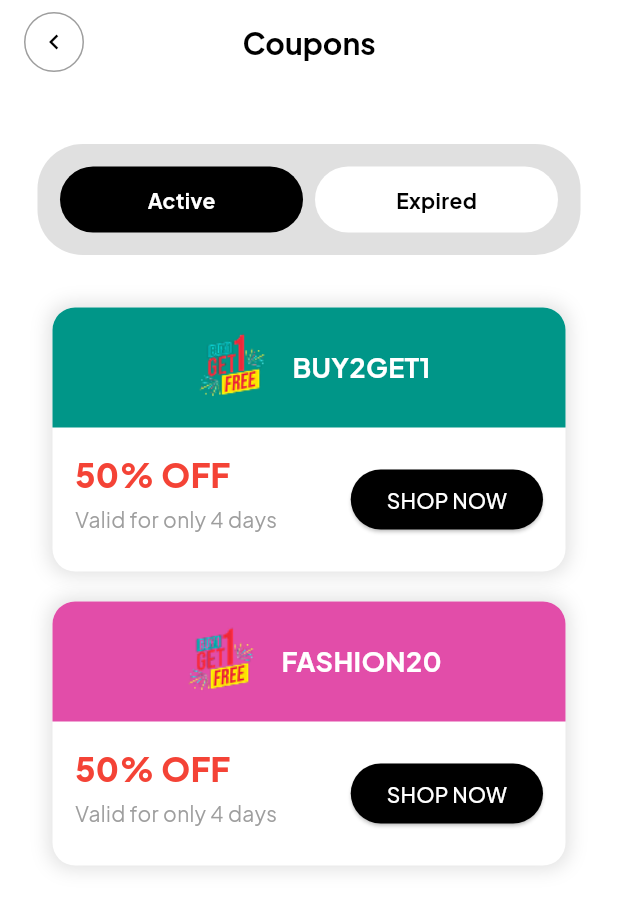
After one commit to hr1india/mishra_ji, a Flutter app: the Coupons screen opened directly, on a phone screen of 412 x 824 dp. The commit adds this screen. Shown: the top 910 px of the screen. Run offline on Flutter 3.47's test engine with Material 3 defaults, Android fonts, the phone set to English and light mode, and no system bars; our stand-ins replace image_picker.

Commit message:
active coupons

```diff
--- /dev/null
+++ b/lib/presentation/screens/coupons.dart
@@ -0,0 +1,104 @@
+import 'package:flutter/material.dart';
+import 'package:mishra_ji/presentation/widgets/profile-widgets/coupon_card.dart';
+import 'package:mishra_ji/presentation/widgets/profile-widgets/prev_btn.dart';
+
+class Coupons extends StatefulWidget {
+  @override
+  _CouponsState createState() => _CouponsState();
+}
+
+class _CouponsState extends State<Coupons> {
+  bool isActive = true;
+
+  @override
+  Widget build(BuildContext context) {
+    return Scaffold(
+      appBar: AppBar(
+        centerTitle: true,
+        backgroundColor: Colors.white,
+        elevation: 0,
+        automaticallyImplyLeading: false,
+        leading: Padding(
+          padding: EdgeInsets.only(left: 16),
+          child: PrevBtn(),
+        ),
+        title: Text(
+          "Coupons",
+          style: TextStyle(
+            fontSize: 20,
+            fontWeight: FontWeight.bold,
+            color: Colors.black,
+          ),
+        ),
+      ),
+      body: SingleChildScrollView(
+        child: Column(
+          children: [
+            SizedBox(height: 40),
+            Container(
+              decoration: BoxDecoration(
+                color: Colors.black12,
+                borderRadius: BorderRadius.circular(30),
+              ),
+              padding: EdgeInsets.all(15),
+              margin: EdgeInsets.symmetric(horizontal: 25),
+              child: Row(
+                children: [
+                  _buildToggleButton("Active", true),
+                  SizedBox(width: 8,),
+                  _buildToggleButton("Expired", false),
+                ],
+              ),
+            ),
+            Container(
+             margin: EdgeInsets.all(25),
+              child: Column(
+                children: [
+                  CouponCard(img: "assets/images/coupon.png",
+                  couponName: "BUY2GET1",
+                  discount: "50% OFF",
+                  validity: "Valid for only 4 days"
+                  ),
+
+                  CouponCard(img: "assets/images/coupon.png",
+                  couponName: "FASHION20",
+                  discount: "50% OFF",
+                  validity: "Valid for only 4 days",
+                  topColor: Color(0xFFE24DA9),
+                  ),
+                ],
+              ),
+            )
+          ],
+        ),
+      ),
+    );
+  }
+
+  Widget _buildToggleButton(String text, bool isSelected) {
+    return Expanded(
+      child: GestureDetector(
+        onTap: () {
+          setState(() {
+            isActive = isSelected;
+          });
+        },
+        child: Container(
+          alignment: Alignment.center,
+          padding: EdgeInsets.symmetric(vertical: 12),
+          decoration: BoxDecoration(
+            color: isActive == isSelected ? Colors.black : Colors.white,
+            borderRadius: BorderRadius.circular(30),
+          ),
+          child: Text(
+            text,
+            style: TextStyle(
+              color: isActive == isSelected ? Colors.white : Colors.black,
+              fontWeight: FontWeight.bold,
+            ),
+          ),
+        ),
+      ),
+    );
+  }
+}
--- a/lib/presentation/screens/profile.dart
+++ b/lib/presentation/screens/profile.dart
@@ -1,4 +1,5 @@
 import 'package:flutter/material.dart';
+import 'package:mishra_ji/presentation/screens/coupons.dart';
 import 'package:mishra_ji/presentation/screens/settings.dart';
 import 'package:mishra_ji/presentation/widgets/profile-widgets/headtext.dart';
 import 'package:mishra_ji/presentation/widgets/profile-widgets/options_btn.dart';
@@ -68,7 +69,12 @@ class Profile extends StatelessWidget{
               Divider(thickness: 1,),
               ProfileNavs(mainTitle: "Wallets & Payments", description: "Already 7 orders placed"),
               Divider(thickness: 1,),
-              ProfileNavs(mainTitle: "My Coupons", description: "2 active coupons"),
+
+              GestureDetector(
+                onTap: (){
+                  Navigator.push(context, MaterialPageRoute(builder: (context)=>Coupons()));
+                },
+                child: ProfileNavs(mainTitle: "My Coupons", description: "2 active coupons")),
               Divider(thickness: 1,),
               ProfileNavs(mainTitle: "My Reviews", description: "Reviews for 5 items"),
               Divider(thickness: 1,),
--- a/lib/presentation/screens/settings.dart
+++ b/lib/presentation/screens/settings.dart
@@ -138,7 +138,27 @@ class _SettingsState extends State<Settings> {
                   SettingsNavs(icon: Icon(Icons.pin_drop_outlined, color: Colors.grey), title: "My Location"),
                   SizedBox(height: 15),
                   SettingsNavs(icon: Icon(Icons.logout_outlined, color: Colors.red), title: "Logout"),
-                  SizedBox(height: 15),
+                  SizedBox(height: 35),
+
+                  SizedBox(
+                    height: 50,
+                    width: 150,
+                    child: Container(
+                      padding: EdgeInsets.all(10),
+                      decoration: BoxDecoration(
+                        color: Colors.white,
+                        borderRadius: BorderRadius.circular(10)
+                      ),
+                      child: Row(
+                        mainAxisAlignment: MainAxisAlignment.center,
+                        children: [
+                          Icon(Icons.question_mark_outlined, ),
+                          SizedBox(width: 8,),
+                          Text("Help Center")
+                        ],
+                      ),
+                    ),
+                  )
                 ],
               ),
             )
--- /dev/null
+++ b/lib/presentation/widgets/profile-widgets/coupon_card.dart
@@ -0,0 +1,115 @@
+import 'package:flutter/material.dart';
+
+class CouponCard extends StatelessWidget {
+  final String img;
+  final String couponName;
+  final String discount;
+  final String validity;
+  final Color topColor;
+
+  const CouponCard({
+    Key? key,
+    required this.img,
+    required this.couponName,
+    required this.discount,
+    required this.validity,
+    this.topColor = Colors.teal,
+  }) : super(key: key);
+
+  @override
+  Widget build(BuildContext context) {
+    return Container(
+      margin: EdgeInsets.all(10),
+      decoration: BoxDecoration(
+        color: Colors.white,
+        borderRadius: BorderRadius.circular(15),
+        boxShadow: [
+          BoxShadow(
+            color: Colors.black12,
+            blurRadius: 10,
+            spreadRadius: 2,
+          ),
+        ],
+      ),
+      child: Column(
+        crossAxisAlignment: CrossAxisAlignment.start,
+        children: [
+          Container(
+            padding: EdgeInsets.all(10),
+            decoration: BoxDecoration(
+              color: topColor,
+              borderRadius: BorderRadius.only(
+                topLeft: Radius.circular(15),
+                topRight: Radius.circular(15),
+              ),
+            ),
+            child: Row(
+              mainAxisAlignment: MainAxisAlignment.center,
+              children: [
+                Image.asset(
+                  img,
+                  height: 60,
+                  width: 60,
+                  fit: BoxFit.cover,
+                ),
+                SizedBox(width: 10,),
+                Text(
+                  couponName,
+                  style: TextStyle(
+                    fontSize: 18,
+                    fontWeight: FontWeight.bold,
+                    color: Colors.white,
+                  ),
+                ),
+              ],
+            ),
+          ),
+          Padding(
+            padding: EdgeInsets.all(15),
+            child: Row(
+              children: [
+                Column(
+                  crossAxisAlignment: CrossAxisAlignment.start,
+                  children: [
+                    Text(
+                      discount,
+                      style: TextStyle(
+                        fontSize: 22,
+                        fontWeight: FontWeight.w900,
+                        color: Colors.red,
+                      ),
+                    ),
+                    SizedBox(height: 5),
+                    Text(
+                      validity,
+                      style: TextStyle(
+                        fontSize: 14,
+                        color: Colors.grey,
+                      ),
+                    ),
+                    SizedBox(height: 10),
+
+                  ],
+                ),
+                Spacer(),
+                ElevatedButton(
+                      style: ElevatedButton.styleFrom(
+                        backgroundColor: Colors.black,
+                        shape: RoundedRectangleBorder(
+                          borderRadius: BorderRadius.circular(20),
+                        ),
+                      ),
+                      onPressed: () {},
+                      child: Text(
+                        "SHOP NOW",
+                        style: TextStyle(color: Colors.white),
+                      ),
+                    ),
+              ],
+            ),
+          ),
+        ],
+      ),
+    );
+  }
+}
```
Also changed, not shown: assets/images/coupon.png (added).
